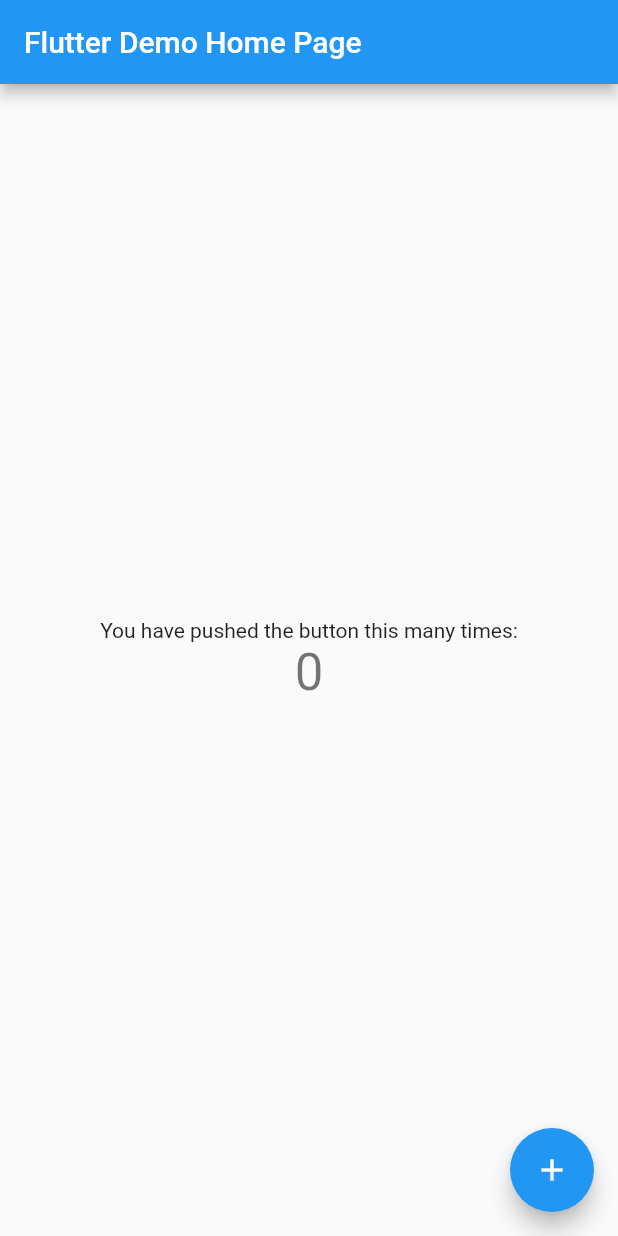
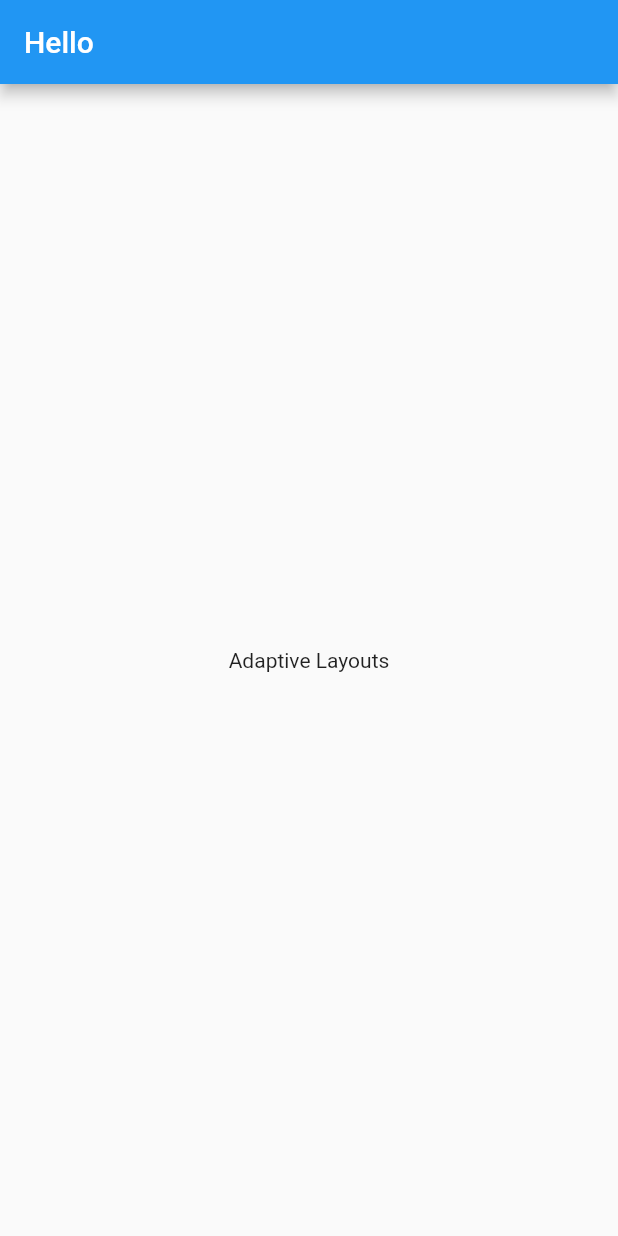
Before and after one commit to ybakos/flutter-adaptive-builder-demos, a Flutter app: the screen it shows after launch, on a phone screen of 412 x 824 dp. Run offline on Flutter 3.47's test engine with Material 2 defaults, Android fonts, the phone set to English and light mode, and no system bars.

Commit message:
Clean up. Add simple AdaptiveWidget.

```diff
--- a/lib/main.dart
+++ b/lib/main.dart
@@ -1,111 +1,32 @@
 import 'package:flutter/material.dart';
 
-void main() => runApp(MyApp());
+void main() => runApp(App());
 
-class MyApp extends StatelessWidget {
-  // This widget is the root of your application.
+class App extends StatelessWidget {
+
   @override
   Widget build(BuildContext context) {
     return MaterialApp(
-      title: 'Flutter Demo',
-      theme: ThemeData(
-        // This is the theme of your application.
-        //
-        // Try running your application with "flutter run". You'll see the
-        // application has a blue toolbar. Then, without quitting the app, try
-        // changing the primarySwatch below to Colors.green and then invoke
-        // "hot reload" (press "r" in the console where you ran "flutter run",
-        // or simply save your changes to "hot reload" in a Flutter IDE).
-        // Notice that the counter didn't reset back to zero; the application
-        // is not restarted.
-        primarySwatch: Colors.blue,
-      ),
-      home: MyHomePage(title: 'Flutter Demo Home Page'),
-    );
+        title: 'Flutter Demo',
+        theme: ThemeData(
+          primarySwatch: Colors.blue
+        ),
+        home: Scaffold(
+          appBar: AppBar(
+            title: Text('Hello')
+          ),
+          body: AdaptiveWidget()
+        )
+      );
   }
+
 }
 
-class MyHomePage extends StatefulWidget {
-  MyHomePage({Key key, this.title}) : super(key: key);
-
-  // This widget is the home page of your application. It is stateful, meaning
-  // that it has a State object (defined below) that contains fields that affect
-  // how it looks.
-
-  // This class is the configuration for the state. It holds the values (in this
-  // case the title) provided by the parent (in this case the App widget) and
-  // used by the build method of the State. Fields in a Widget subclass are
-  // always marked "final".
-
-  final String title;
-
-  @override
-  _MyHomePageState createState() => _MyHomePageState();
-}
-
-class _MyHomePageState extends State<MyHomePage> {
-  int _counter = 0;
-
-  void _incrementCounter() {
-    setState(() {
-      // This call to setState tells the Flutter framework that something has
-      // changed in this State, which causes it to rerun the build method below
-      // so that the display can reflect the updated values. If we changed
-      // _counter without calling setState(), then the build method would not be
-      // called again, and so nothing would appear to happen.
-      _counter++;
-    });
-  }
+class AdaptiveWidget extends StatelessWidget {
 
   @override
   Widget build(BuildContext context) {
-    // This method is rerun every time setState is called, for instance as done
-    // by the _incrementCounter method above.
-    //
-    // The Flutter framework has been optimized to make rerunning build methods
-    // fast, so that you can just rebuild anything that needs updating rather
-    // than having to individually change instances of widgets.
-    return Scaffold(
-      appBar: AppBar(
-        // Here we take the value from the MyHomePage object that was created by
-        // the App.build method, and use it to set our appbar title.
-        title: Text(widget.title),
-      ),
-      body: Center(
-        // Center is a layout widget. It takes a single child and positions it
-        // in the middle of the parent.
-        child: Column(
-          // Column is also a layout widget. It takes a list of children and
-          // arranges them vertically. By default, it sizes itself to fit its
-          // children horizontally, and tries to be as tall as its parent.
-          //
-          // Invoke "debug painting" (press "p" in the console, choose the
-          // "Toggle Debug Paint" action from the Flutter Inspector in Android
-          // Studio, or the "Toggle Debug Paint" command in Visual Studio Code)
-          // to see the wireframe for each widget.
-          //
-          // Column has various properties to control how it sizes itself and
-          // how it positions its children. Here we use mainAxisAlignment to
-          // center the children vertically; the main axis here is the vertical
-          // axis because Columns are vertical (the cross axis would be
-          // horizontal).
-          mainAxisAlignment: MainAxisAlignment.center,
-          children: <Widget>[
-            Text(
-              'You have pushed the button this many times:',
-            ),
-            Text(
-              '$_counter',
-              style: Theme.of(context).textTheme.display1,
-            ),
-          ],
-        ),
-      ),
-      floatingActionButton: FloatingActionButton(
-        onPressed: _incrementCounter,
-        tooltip: 'Increment',
-        child: Icon(Icons.add),
-      ), // This trailing comma makes auto-formatting nicer for build methods.
-    );
+    return Center(child: Text('Adaptive Layouts'));
   }
+
 }
```
Also changed, not shown: 1 other file.
